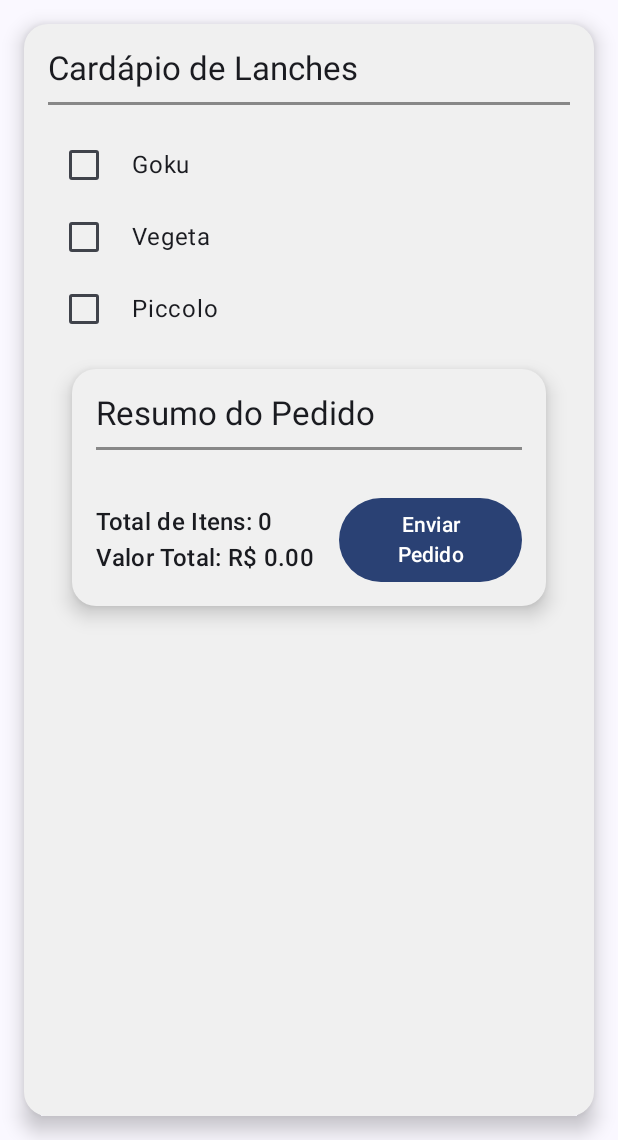
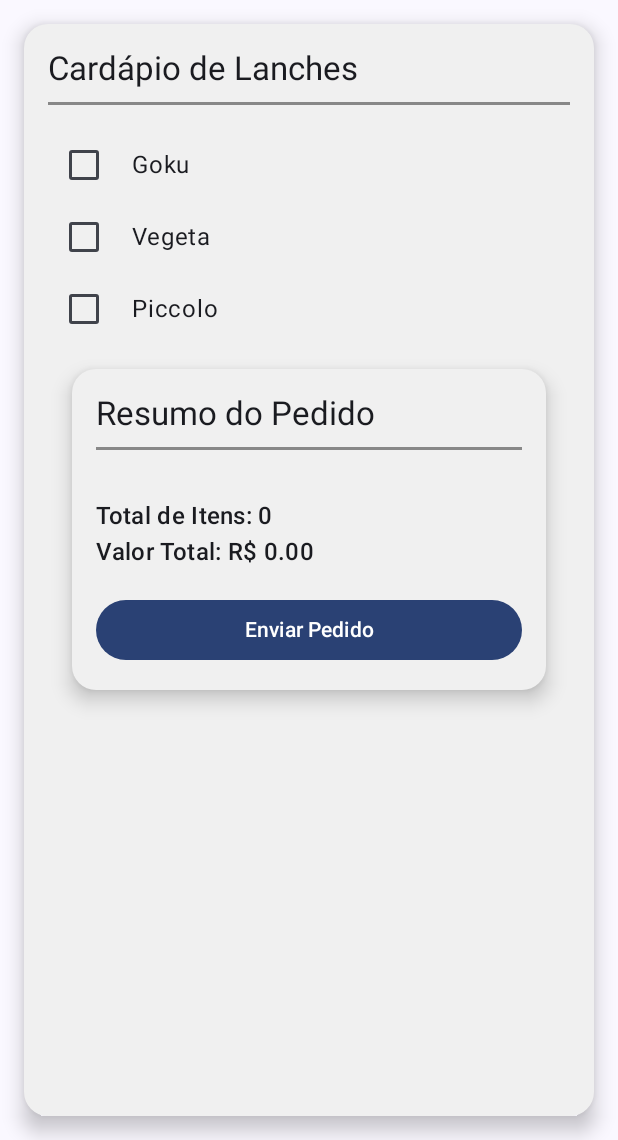
Before and after one commit to Ikeoh/HamburgueriaZ, an Android app built with Jetpack Compose: the screen it shows after launch (MainActivity), on a phone screen of 412 x 824 dp, the part 96-1236 px from its top. Run offline under Robolectric (Android 15) with nearby library versions, the phone set to English and light mode, and no system bars.

Commit message:
15/09/2024

```diff
--- a/app/src/main/AndroidManifest.xml
+++ b/app/src/main/AndroidManifest.xml
@@ -11,11 +11,12 @@
         android:roundIcon="@mipmap/ic_launcher_round"
         android:supportsRtl="true"
         android:theme="@style/Theme.HamburgueriaZ"
-        tools:targetApi="31">
+        tools:targetApi="31"
+        android:forceDarkAllowed="false"> <!-- Força o modo claro -->
+
         <activity
             android:name=".MainActivity"
             android:exported="true"
-            android:label="@string/app_name"
             android:theme="@style/Theme.HamburgueriaZ">
             <intent-filter>
                 <action android:name="android.intent.action.MAIN" />
--- a/app/src/main/java/com/example/hamburgueriaz/MainActivity.kt
+++ b/app/src/main/java/com/example/hamburgueriaz/MainActivity.kt
@@ -341,20 +341,18 @@ fun ResumoPedido(
 
             Spacer(modifier = Modifier.height(16.dp))
 
-            // Exibir o valor total e o botão "Enviar Pedido"
-            Row(
-                modifier = Modifier.fillMaxWidth(),
-                horizontalArrangement = Arrangement.SpaceBetween,
-                verticalAlignment = Alignment.CenterVertically
-            ) {
+            // Exibir o valor total
             Text(
                 text = "Total de Itens: $totalItens\nValor Total: R$ ${String.format("%.2f", total)}",
                 style = MaterialTheme.typography.titleMedium
             )
 
+            Spacer(modifier = Modifier.height(16.dp))
+
+            // Botão "Enviar Pedido" abaixo do total de itens e valor total
             Button(
                 onClick = { /* Ação de enviar pedido */ },
-                    modifier = Modifier.padding(start = 16.dp)
+                modifier = Modifier.fillMaxWidth() // Ocupa a largura total
             ) {
                 Text(
                     text = "Enviar Pedido",
@@ -364,7 +362,7 @@ fun ResumoPedido(
         }
     }
 }
-}
+
 
 
 
--- /dev/null
+++ b/app/src/main/res/values-night/colors.xml
@@ -0,0 +1,14 @@
+<?xml version="1.0" encoding="utf-8"?>
+<resources>
+    <!-- Cores principais no modo escuro -->
+    <color name="black">#FFFFFFFF</color> <!-- Invertido: preto para branco -->
+    <color name="white">#FF000000</color> <!-- Invertido: branco para preto -->
+
+    <!-- Cores para textos e ícones no modo escuro -->
+    <color name="textPrimary">#FFFFFFFF</color> <!-- Texto principal em branco -->
+    <color name="textSecondary">#FFB0B0B0</color> <!-- Texto secundário mais claro -->
+    <color name="iconColor">#FFFFFFFF</color> <!-- Ícones em branco -->
+
+    <!-- Cor de fundo (para o modo escuro) -->
+    <color name="colorBackground">#FF000000</color> <!-- Fundo preto no modo escuro -->
+</resources>
--- /dev/null
+++ b/app/src/main/res/values-night/themes.xml
@@ -0,0 +1,9 @@
+<resources xmlns:tools="http://schemas.android.com/tools">
+    <style name="Theme.HamburgueriaZ" parent="Theme.Material3.Dark.NoActionBar">
+        <!-- Cores para o modo escuro -->
+        <item name="colorPrimary">@color/white</item>
+        <item name="colorOnPrimary">@color/black</item>
+        <item name="colorBackground">@color/black</item>
+        <item name="colorOnBackground">@color/white</item>
+    </style>
+</resources>
--- a/app/src/main/res/values/themes.xml
+++ b/app/src/main/res/values/themes.xml
@@ -1,5 +1,9 @@
-<?xml version="1.0" encoding="utf-8"?>
-<resources>
-
-    <style name="Theme.HamburgueriaZ" parent="android:Theme.Material.Light.NoActionBar" />
+<resources xmlns:tools="http://schemas.android.com/tools">
+    <style name="Theme.HamburgueriaZ" parent="Theme.Material3.Light.NoActionBar">
+        <!-- Cores para o modo claro -->
+        <item name="colorPrimary">@color/black</item>
+        <item name="colorOnPrimary">@color/white</item>
+        <item name="colorBackground">@color/white</item>
+        <item name="colorOnBackground">@color/black</item>
+    </style>
 </resources>
```
Also changed, not shown: app/src/main/res/values/colors.xml (+11 -0 lines). Lines whose indentation alone changed are shown as unchanged.
